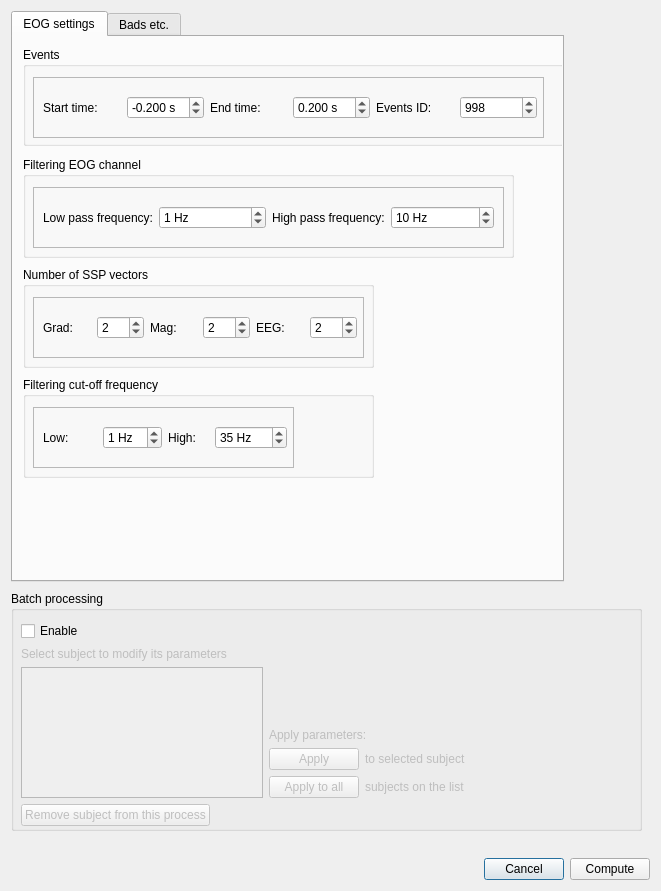
Qt form meggie_batch/ui/qt4Designer_ui_files/eogParametersDialogBatch.ui (cibr-jyu/meggie) before a commit.
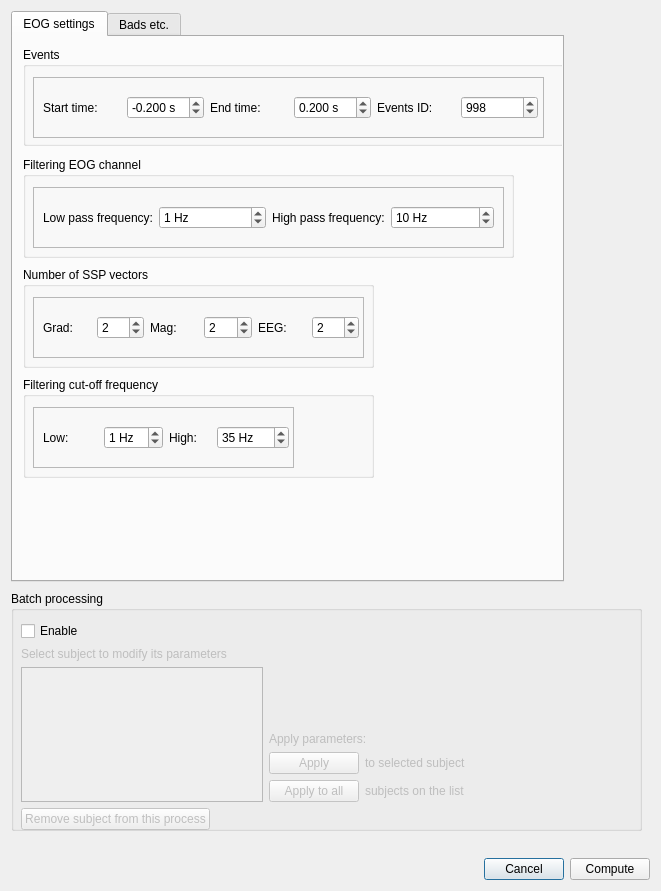
The same form after that commit. The open tabs and pages were chosen to show the change.

```diff
--- a/meggie_batch/ui/qt4Designer_ui_files/eogParametersDialogBatch.ui
+++ b/meggie_batch/ui/qt4Designer_ui_files/eogParametersDialogBatch.ui
@@ -68,7 +68,7 @@
         <x>0</x>
         <y>0</y>
         <width>643</width>
-        <height>838</height>
+        <height>834</height>
        </rect>
       </property>
       <property name="minimumSize">
@@ -125,7 +125,7 @@
             <rect>
              <x>10</x>
              <y>10</y>
-             <width>244</width>
+             <width>246</width>
              <height>41</height>
             </rect>
            </property>
@@ -297,7 +297,7 @@
             <rect>
              <x>10</x>
              <y>10</y>
-             <width>314</width>
+             <width>316</width>
              <height>41</height>
             </rect>
            </property>
@@ -392,7 +392,7 @@
             <rect>
              <x>10</x>
              <y>10</y>
-             <width>494</width>
+             <width>495</width>
              <height>41</height>
             </rect>
            </property>
@@ -812,7 +812,7 @@
           <x>10</x>
           <y>30</y>
           <width>471</width>
-          <height>205</height>
+          <height>209</height>
          </rect>
         </property>
         <layout class="QVBoxLayout" name="verticalLayout_9">
```
Left out of the diff: 8 changed lines with no effect on the pictures.
